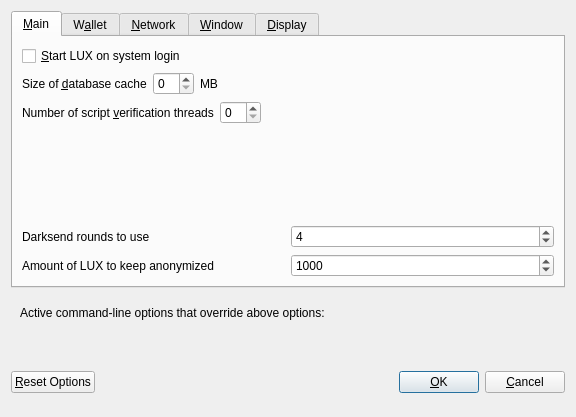
Above: src/qt/forms/optionsdialog.ui from LUX-Core/lux before the change. Below: the same form after it.
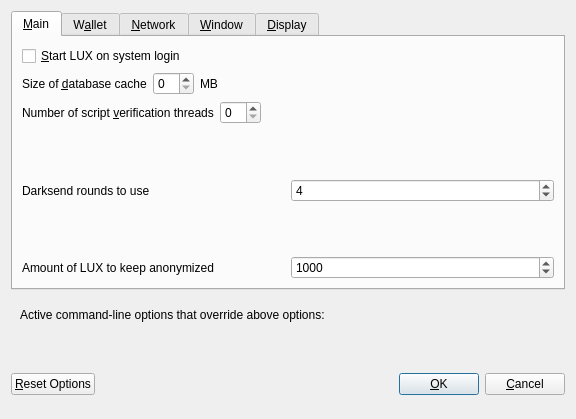
That is the form after the change. The open tabs and pages were chosen to show the change. Custom widgets are drawn as their Qt base class.

Patch:
```diff
--- a/src/qt/forms/optionsdialog.ui
+++ b/src/qt/forms/optionsdialog.ui
@@ -7,7 +7,7 @@
     <x>0</x>
     <y>0</y>
     <width>576</width>
-    <height>417</height>
+    <height>419</height>
    </rect>
   </property>
   <property name="windowTitle">
@@ -157,6 +157,19 @@
          </item>
         </layout>
        </item>
+       <item>
+        <spacer name="verticalSpacer_Main">
+         <property name="orientation">
+          <enum>Qt::Vertical</enum>
+         </property>
+         <property name="sizeHint" stdset="0">
+          <size>
+           <width>20</width>
+           <height>40</height>
+          </size>
+         </property>
+        </spacer>
+       </item>
        <item>
         <layout class="QHBoxLayout" name="horizontalLayout">
          <item>
```
Left out of the diff: 12 changed lines with no effect on the pictures.
